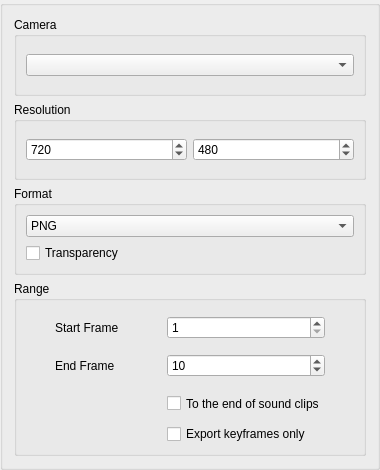
Qt form app/ui/exportimageoptions.ui (pencil2d/pencil) before a commit.
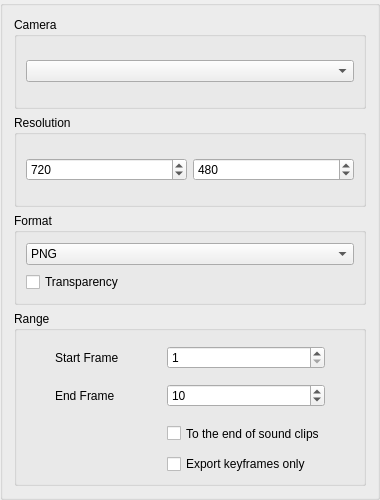
The same form after that commit.

Commit message:
Improve tab ordering
Improves tab ordering for the:
- Display widget
- Image sequence and movie export dialogs
- Toolbox widget

What changed in the file:
```diff
--- a/app/ui/exportimageoptions.ui
+++ b/app/ui/exportimageoptions.ui
@@ -7,7 +7,7 @@
     <x>0</x>
     <y>0</y>
     <width>380</width>
-    <height>470</height>
+    <height>500</height>
    </rect>
   </property>
   <property name="sizePolicy">
```
Left out of the diff: 11 changed lines with no effect on the pictures. The commit also changes 3 other files.
